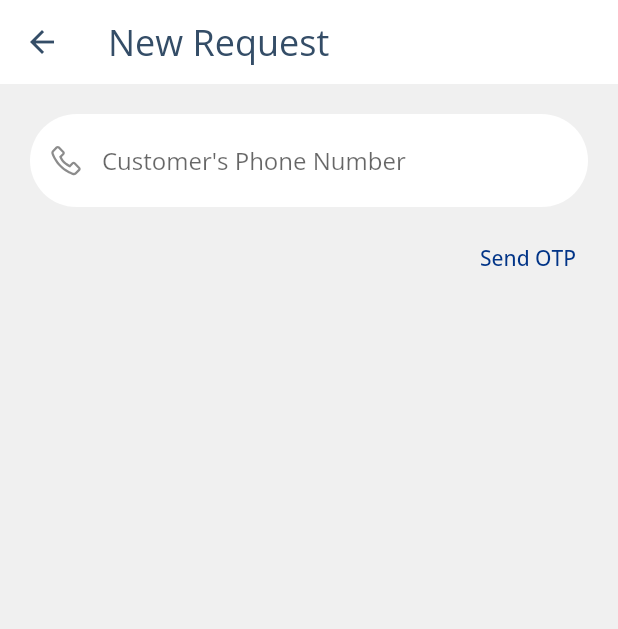
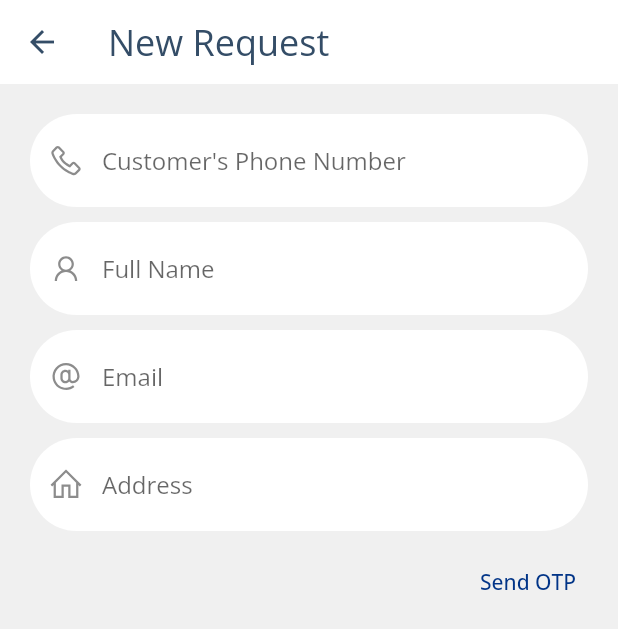
Before and after one commit to IamAKX/sudarshan_saur_dealer, a Flutter app: the NewRequestScreen screen opened by its route, on a phone screen of 412 x 824 dp. Shown: the top 629 px of the screen. Run offline on Flutter 3.47's test engine with Material 2 defaults, Android fonts, the phone set to English and light mode, and no system bars; our stand-ins replace awesome_dialog, flashy_tab_bar2, flutter_html, flutter_svg, google_fonts, introduction_screen and 2 more; missing offline and left inert: app_bar_with_search_switch.

Commit message:
added user detail input new req screen

```diff
--- a/lib/screens/request/new_request_sreen.dart
+++ b/lib/screens/request/new_request_sreen.dart
@@ -24,6 +24,9 @@ class NewRequestScreen extends StatefulWidget {
 
 class _NewRequestScreenState extends State<NewRequestScreen> {
   final TextEditingController _phoneCtrl = TextEditingController();
+  final TextEditingController _nameCtrl = TextEditingController();
+  final TextEditingController _emailCtrl = TextEditingController();
+  final TextEditingController _addressCtrl = TextEditingController();
   final TextEditingController _otpCtrl = TextEditingController();
   final TextEditingController _serialNumberCtrl = TextEditingController();
 
@@ -78,6 +81,30 @@ class _NewRequestScreenState extends State<NewRequestScreen> {
           keyboardType: TextInputType.phone,
           obscure: false,
           icon: LineAwesomeIcons.phone,
+        ),
+        verticalGap(defaultPadding / 2),
+        InputFieldLight(
+          hint: 'Full Name',
+          controller: _nameCtrl,
+          keyboardType: TextInputType.name,
+          obscure: false,
+          icon: LineAwesomeIcons.user,
+        ),
+        verticalGap(defaultPadding / 2),
+        InputFieldLight(
+          hint: 'Email',
+          controller: _emailCtrl,
+          keyboardType: TextInputType.emailAddress,
+          obscure: false,
+          icon: LineAwesomeIcons.at,
+        ),
+        verticalGap(defaultPadding / 2),
+        InputFieldLight(
+          hint: 'Address',
+          controller: _addressCtrl,
+          keyboardType: TextInputType.streetAddress,
+          obscure: false,
+          icon: LineAwesomeIcons.home,
         ),
         verticalGap(defaultPadding / 2),
         Align(
--- a/lib/screens/user_onboarding/register_screen.dart
+++ b/lib/screens/user_onboarding/register_screen.dart
@@ -24,6 +24,7 @@ class _RegisterScreenState extends State<RegisterScreen> {
   final TextEditingController _otpCodeCtrl = TextEditingController();
   final TextEditingController _businessNameCtrl = TextEditingController();
   final TextEditingController _businessAddressCtrl = TextEditingController();
+  final TextEditingController _gstNumberCtrl = TextEditingController();
   int step = 1;
 
   @override
@@ -185,7 +186,8 @@ class _RegisterScreenState extends State<RegisterScreen> {
       case 2:
         return BusinessDetails(
             businessNameCtrl: _businessNameCtrl,
-            businessAddressCtrl: _businessAddressCtrl);
+            businessAddressCtrl: _businessAddressCtrl,
+            gstNumberCtrl: _gstNumberCtrl,);
       case 3:
         return OtpVerification(
           phoneCtrl: _phoneCtrl,
```
Also changed, not shown: lib/screens/user_onboarding/business_detail.dart (+10 -1 lines).
